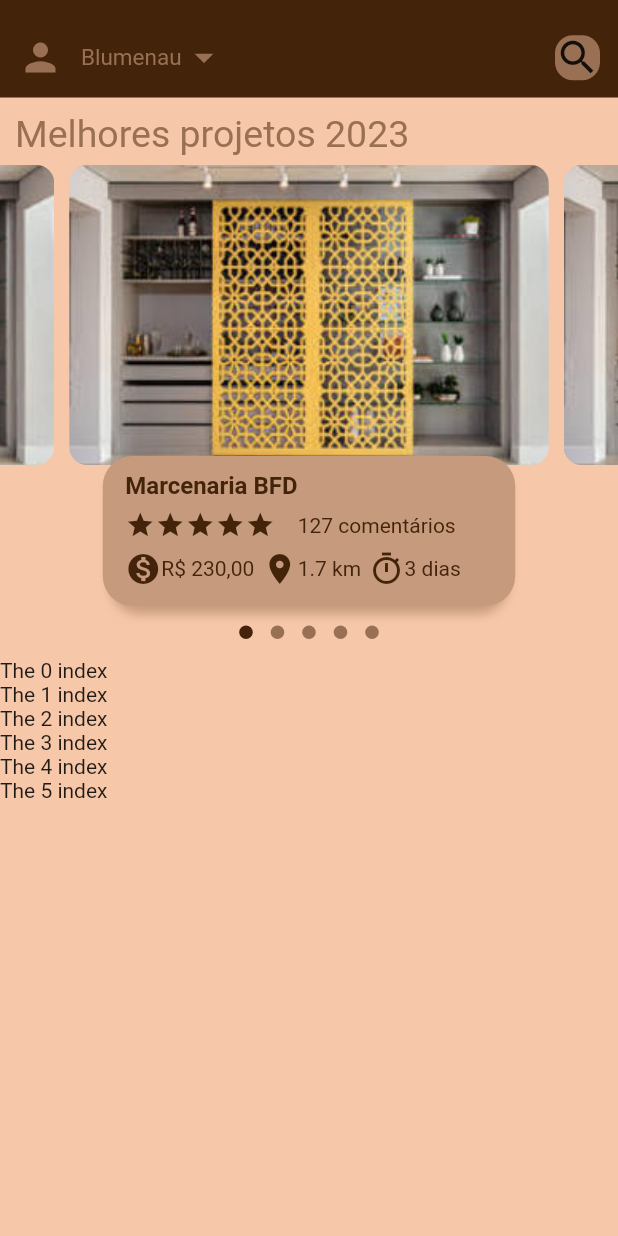
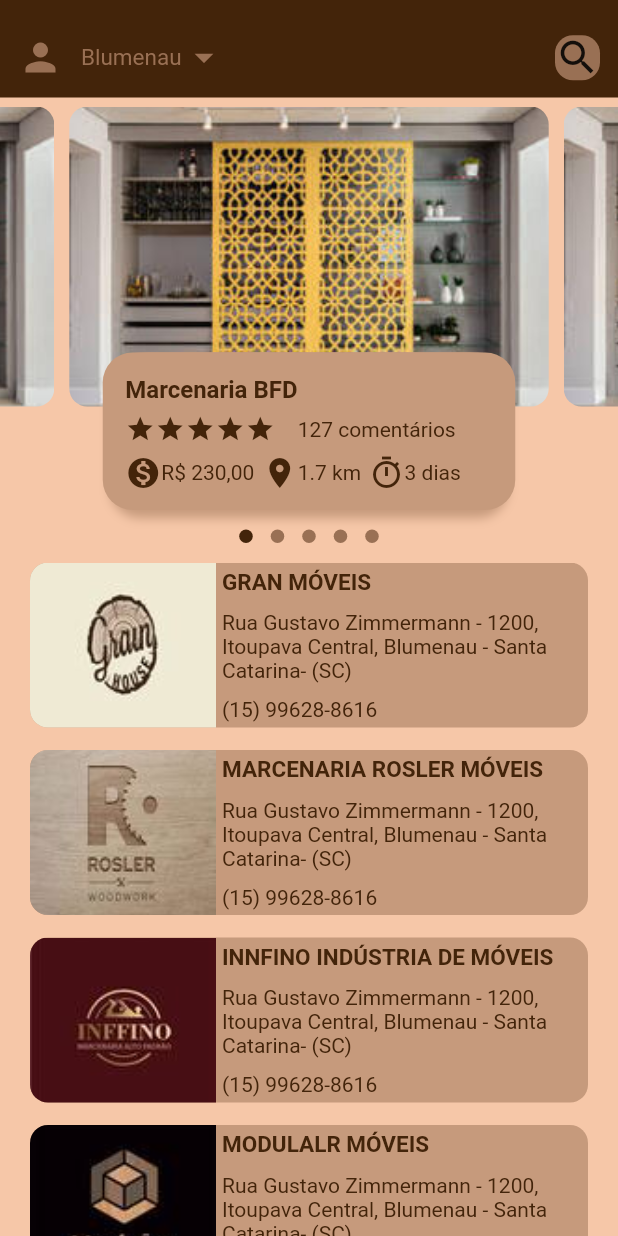
Before and after one commit to juninhocb/MovelX_Mobile, a Flutter app: the GuestHomePage screen opened by its route, on a phone screen of 412 x 824 dp. Run offline on Flutter 3.47's test engine with Material 2 defaults, Android fonts, the phone set to English and light mode, and no system bars; drawn by our look-alikes of carousel_slider, dots_indicator; our stand-ins replace flutter_login, get.

Commit message:
feat and fix: features on guest home page

```diff
--- a/lib/helpers/constants/app_constants.dart
+++ b/lib/helpers/constants/app_constants.dart
@@ -2,13 +2,19 @@
   static const String logoPath = "assets/images/Logo.png";
   static const String logoWithoutBgPath = "assets/images/Logowbg.png";
 
-  //Showroom
+  //Showroom Top Projects
   static const String guestImage1 = "assets/images/guest_image/dispense1.jpg";
   static const String guestImage2 = "assets/images/guest_image/kitchen1.jpg";
   static const String guestImage3 = "assets/images/guest_image/kitchen2.jpg";
   static const String guestImage4 = "assets/images/guest_image/kitchen3.jpg";
   static const String guestImage5 = "assets/images/guest_image/living1.jpg";
 
+  static const String logoImage1 = "assets/images/mar_logos/mar_logo1.jpg";
+  static const String logoImage2 = "assets/images/mar_logos/mar_logo2.jpg";
+  static const String logoImage3 = "assets/images/mar_logos/mar_logo3.jpg";
+  static const String logoImage4 = "assets/images/mar_logos/mar_logo4.jpg";
+  static const String logoImage5 = "assets/images/mar_logos/mar_logo5.jpg";
+  static const String logoImage6 = "assets/images/mar_logos/mar_logo6.jpg";
 
   static Duration twoSeconds = const Duration(seconds: 2);
   static Duration threeSeconds = const Duration(seconds: 3);
--- a/lib/views/guest/pages/guest_home_page.dart
+++ b/lib/views/guest/pages/guest_home_page.dart
@@ -1,5 +1,3 @@
-import 'dart:ffi';
-
 import 'package:dots_indicator/dots_indicator.dart';
 import 'package:flutter/cupertino.dart';
 import 'package:flutter/material.dart';
@@ -20,12 +18,30 @@
   final CarouselController _carouselController = CarouselController();
   final _pageLength = 5;
   double _currentIndexPage = 0.0;
-  List<String> _imagesPath = [
+  final List<String> _topProjectsImagesPath = const [
     AppConstants.guestImage1,
     AppConstants.guestImage2,
     AppConstants.guestImage3,
     AppConstants.guestImage4,
     AppConstants.guestImage5
+  ];
+
+  final List<String> _logoOfEnterpriseImagesPath = const [
+    AppConstants.logoImage1,
+    AppConstants.logoImage2,
+    AppConstants.logoImage3,
+    AppConstants.logoImage4,
+    AppConstants.logoImage5,
+    AppConstants.logoImage6,
+  ];
+
+  final List<String> _nameOfEnterprise = const [
+    "Gran Móveis",
+    "Marcenaria Rosler Móveis",
+    "Innfino Indústria de Móveis",
+    "Modulalr Móveis",
+    "Marcenaria São Luiz",
+    "RK Móveis e Projetos"
   ];
 
   String _currentImage = AppConstants.guestImage1;
@@ -99,7 +115,7 @@
   }
 
   Widget _buildBody() {
-    return Container(
+    return Expanded(
       child: Column(
         children: [_buildFirstBodyPart(),
           _buildDots(),
@@ -109,18 +125,8 @@
   }
 
   Widget _buildFirstBodyPart() {
-    return Column(
-      crossAxisAlignment: CrossAxisAlignment.start,
-      children: [
-        Container(
-          margin: EdgeInsets.only(top: 10, left: 10),
-          child: Text(
-            "Melhores projetos 2023",
-            style: TextStyle(fontSize: 25, color: AppColors.detailColor),
-          ),
-        ),
-        SizedBox(
-          height: 300,
+    return SizedBox(
+      height: 275,
       child: Stack(
         children: [
           Container(
@@ -132,7 +138,7 @@
                   onPageChanged: (index, reason) {
                     setState(() {
                       _currentIndexPage = index.toDouble();
-                          _currentImage = _imagesPath[index];
+                      _currentImage = _topProjectsImagesPath[index];
                     });
                   }),
               items: [1, 2, 3, 4, 5].map((i) {
@@ -157,12 +163,12 @@
           Align(
             alignment: Alignment.bottomCenter,
             child: Container(
-                  height: 100,
+              height: 110,
               width: 265,
               margin: EdgeInsets.only(
                   left: 30,
                   right: 30,
-                      top:170.0), // Add top padding here
+                  top:170.0),
               decoration: BoxDecoration(
                 borderRadius: BorderRadius.circular(20),
                 color: AppColors.secondaryDetailColor,
@@ -177,7 +183,7 @@
                 ],
               ),
               child: Container(
-                    padding: EdgeInsets.only(top: 10, left: 10, right: 10),
+                padding: EdgeInsets.only(top: 15, left: 10, right: 10),
                 child: Column(
                   crossAxisAlignment: CrossAxisAlignment.start,
                   children: [
@@ -220,8 +226,6 @@
           ),
         ],
       ),
-        )
-      ],
     );
   }
 
@@ -238,13 +242,78 @@
   }
 
   Widget _buildSecondBodyPart() {
-    return Container(
-      height: 200,
+    return Expanded(
       child: ListView.builder(
         itemCount: 6,
         itemBuilder: (context, index){
-              return Container(
-                child: Text("The ${index} index"),
+          return SizedBox(
+            height: index == 0 ? 110 : 125,
+            child: Container(
+              margin: index == 0 ? EdgeInsets.only(left: 20, right: 20) : EdgeInsets.only(top: 15, left: 20, right: 20),
+              child: Row(
+                children: [
+                  Expanded(
+                    flex: 1,
+                    child: Container(
+                      decoration: BoxDecoration(
+                        color: AppColors.secondaryDetailColor,
+                        borderRadius: const BorderRadius.only(topLeft: Radius.circular(12), bottomLeft: Radius.circular(12)),
+                        image: DecorationImage(
+                          image: AssetImage(_logoOfEnterpriseImagesPath[index]),
+                          fit: BoxFit.cover
+                        ),
+                      ),
+                    ),
+                  ),
+                  Expanded(
+                    flex: 2,
+                    child: Container(
+                      height: 125,
+                      decoration: const BoxDecoration(
+                        color: AppColors.secondaryDetailColor,
+                        borderRadius: BorderRadius.only(topRight: Radius.circular(12), bottomRight: Radius.circular(12)),
+                      ),
+                      child: Padding(
+                        padding: const EdgeInsets.all(4.0),
+                        child: Column(
+                          mainAxisAlignment: MainAxisAlignment.start,
+                          crossAxisAlignment: CrossAxisAlignment.start,
+                          children: [
+                            Text(
+                              _nameOfEnterprise[index].toUpperCase(),
+                              style: const TextStyle(
+                                fontSize: 15,
+                                color: AppColors.mainColor,
+                                fontWeight: FontWeight.bold
+                              ),
+
+                            ),
+                            const SizedBox(height: 10,),
+                            const Text(
+                              "Rua Gustavo Zimmermann - 1200, Itoupava Central, Blumenau - Santa Catarina- (SC)",
+                              style: TextStyle(
+                                fontSize: 14,
+                                color: AppColors.mainColor
+                              ),
+                            ),
+                            const SizedBox(height: 10,),
+                            const Text(
+                              "(15) 99628-8616",
+                              style: TextStyle(
+                                  fontSize: 14,
+                                  color: AppColors.mainColor
+                              ),
+                            ),
+
+
+                          ],
+                        ),
+                      ),
+                    ),
+                  )
+                ],
+              ),
+            ),
           );
         }),
     );
```
Also changed, not shown: assets/images/mar_logos/mar_logo1.jpg, assets/images/mar_logos/mar_logo2.jpg, assets/images/mar_logos/mar_logo3.jpg, assets/images/mar_logos/mar_logo4.jpg, assets/images/mar_logos/mar_logo5.jpg, assets/images/mar_logos/mar_logo6.jpg. Lines whose indentation alone changed are shown as unchanged.
